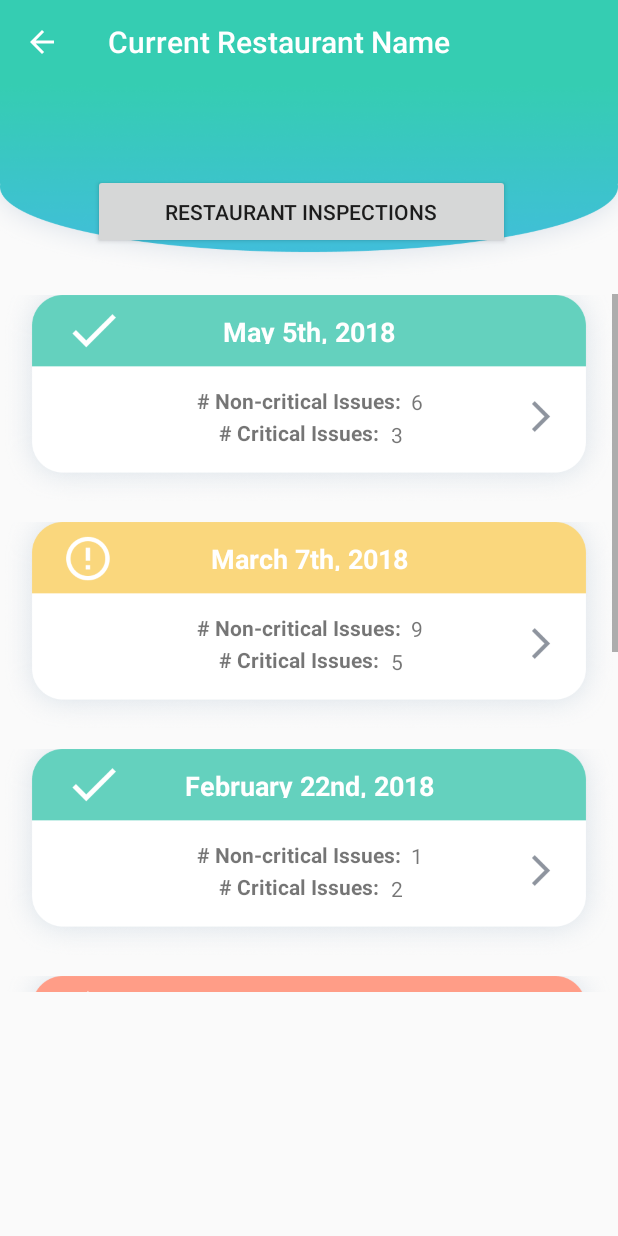
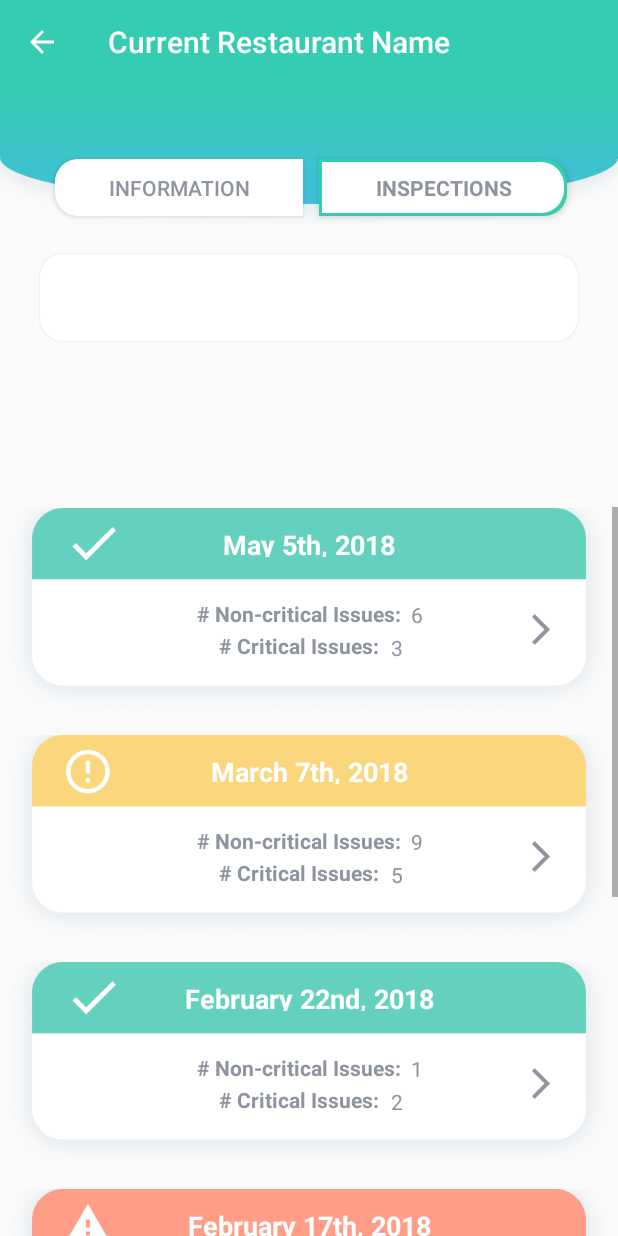
Before and after one commit to xubinw427/Restaurant-Inspection, an Android app: the InspectionActivity screen opened directly, with no data from a screen before it, on a phone screen of 412 x 824 dp. Run offline under Robolectric (Android 15) with nearby library versions, the phone set to English and light mode, and no system bars.

Commit message:
Added top Info/Inspections Nav bar to UI design

```diff
--- a/app/src/main/java/ca/cmpt276/restaurantinspection/InspectionActivity.java
+++ b/app/src/main/java/ca/cmpt276/restaurantinspection/InspectionActivity.java
@@ -58,4 +58,6 @@ public class InspectionActivity extends AppCompatActivity implements InspectionA
     }
     /** == END TEST == **/
 
+    /** =========== INTENT LAUNCHER HERE >> findViewById(R.id.inspAct ============ **/
+
 }
--- /dev/null
+++ b/app/src/main/res/drawable-v24/button_box.xml
@@ -0,0 +1,20 @@
+<?xml version="1.0" encoding="utf-8"?>
+<layer-list xmlns:android="http://schemas.android.com/apk/res/android">
+
+    <item>
+        <shape  android:shape="rectangle">
+            <solid android:color="#f0f0f0" />
+            <corners android:radius="15dp" />
+
+        </shape>
+    </item>
+    <item android:right="1dp" android:top="1dp" android:left="1dp" android:bottom="1dp">
+        <shape android:shape="rectangle">
+            <solid android:color="#ffffff"/>
+            <corners android:radius="15dp"/>
+            <!--            <item android:shadowColor="#000000"/>-->
+            <!--            <item android:shadowRadius="5"/>-->
+            <!--            <item android:shadowD="3"/>-->
+        </shape>
+    </item>
+</layer-list>
--- /dev/null
+++ b/app/src/main/res/drawable-v24/button_info_inactive.xml
@@ -0,0 +1,19 @@
+<?xml version="1.0" encoding="utf-8"?>
+<layer-list xmlns:android="http://schemas.android.com/apk/res/android">
+    <item>
+        <shape  android:shape="rectangle">
+
+            <solid android:color="@android:color/white" />
+            <corners android:topLeftRadius="15dp"
+                android:bottomLeftRadius="15dp"/>
+
+        </shape>
+    </item>
+    <item android:right="1dp" android:top="1dp" android:left="1dp" android:bottom="1dp">
+        <shape android:shape="rectangle">
+            <solid android:color="#ffffff"/>
+            <corners android:topLeftRadius="15dp"
+                android:bottomLeftRadius="15dp"/>
+        </shape>
+    </item>
+</layer-list>
--- /dev/null
+++ b/app/src/main/res/drawable-v24/button_insp_active.xml
@@ -0,0 +1,19 @@
+<?xml version="1.0" encoding="utf-8"?>
+<layer-list xmlns:android="http://schemas.android.com/apk/res/android">
+    <item>
+        <shape  android:shape="rectangle">
+
+            <solid android:color="@color/barColor" />
+            <corners android:topRightRadius="15dp"
+                android:bottomRightRadius="15dp"/>
+
+        </shape>
+    </item>
+    <item android:right="2dp" android:top="2dp" android:left="2dp" android:bottom="2dp">
+        <shape android:shape="rectangle">
+            <solid android:color="#ffffff"/>
+            <corners android:topRightRadius="15dp"
+                android:bottomRightRadius="15dp"/>
+        </shape>
+    </item>
+</layer-list>
--- a/app/src/main/res/layout/activity_inspection.xml
+++ b/app/src/main/res/layout/activity_inspection.xml
@@ -1,32 +1,73 @@
 <?xml version="1.0" encoding="utf-8"?>
-<LinearLayout xmlns:android="http://schemas.android.com/apk/res/android"
+<androidx.constraintlayout.widget.ConstraintLayout xmlns:android="http://schemas.android.com/apk/res/android"
+    xmlns:app="http://schemas.android.com/apk/res-auto"
+    xmlns:tools="http://schemas.android.com/tools"
     android:layout_width="match_parent"
     android:layout_height="match_parent"
     android:background="@drawable/background"
-    android:orientation="vertical">
-
-    <Button
-        android:id="@+id/button"
-        android:layout_width="278dp"
-        android:layout_height="50dp"
-        android:layout_marginStart="62dp"
-        android:layout_marginTop="60dp"
-        android:layout_marginEnd="71dp"
-        android:layout_marginBottom="20dp"
-        android:text="Restaurant Inspections" />
+    android:orientation="vertical"
+    android:id="@+id/linearLayout">
 
     <androidx.recyclerview.widget.RecyclerView
         android:id="@+id/rv2"
-        android:layout_width="match_parent"
-        android:layout_height="465dp"
-        android:layout_marginStart="0dp"
-        android:layout_marginTop="10dp"
-        android:layout_marginEnd="0dp"
-        android:layout_marginBottom="0dp"
+        android:layout_width="0dp"
+        android:layout_height="486dp"
         android:background="@android:color/transparent"
         android:padding="0dp"
-        android:scrollbars="vertical">
+        android:scrollbars="vertical"
+        app:layout_constraintBottom_toBottomOf="parent"
+        app:layout_constraintEnd_toEndOf="parent"
+        app:layout_constraintHorizontal_bias="0.0"
+        app:layout_constraintStart_toStartOf="parent"
+        app:layout_constraintTop_toTopOf="parent"
+        app:layout_constraintVertical_bias="1.0"
+        tools:layout_conversion_absoluteHeight="465dp"
+        tools:layout_conversion_absoluteWidth="411dp">
 
     </androidx.recyclerview.widget.RecyclerView>
 
-</LinearLayout>
+    <ImageView
+        android:id="@+id/imageView"
+        android:layout_width="360dp"
+        android:layout_height="59dp"
+        app:layout_constraintBottom_toTopOf="@+id/rv2"
+        app:layout_constraintEnd_toEndOf="parent"
+        app:layout_constraintHorizontal_bias="0.496"
+        app:layout_constraintStart_toStartOf="parent"
+        app:layout_constraintTop_toTopOf="parent"
+        app:layout_constraintVertical_bias="0.506"
+        app:srcCompat="@drawable/button_box" />
+
+    <TextView
+        android:id="@+id/inspAct"
+        android:layout_width="165dp"
+        android:layout_height="38dp"
+        android:background="@drawable/button_insp_active"
+        android:gravity="center"
+        android:text="INSPECTIONS"
+        android:textColor="@color/fontColour"
+        android:textStyle="bold"
+        android:elevation="3dp"
+        app:layout_constraintBottom_toBottomOf="parent"
+        app:layout_constraintEnd_toEndOf="parent"
+        app:layout_constraintHorizontal_bias="0.861"
+        app:layout_constraintStart_toStartOf="parent"
+        app:layout_constraintTop_toTopOf="parent"
+        app:layout_constraintVertical_bias="0.0685" />
+
+    <Button
+        android:id="@+id/infoInact"
+        android:layout_width="165dp"
+        android:layout_height="38dp"
+        android:background="@drawable/button_info_inactive"
+        android:elevation="0dp"
+        android:text="Information"
+        android:textColor="@color/fontColour"
+        app:layout_constraintBottom_toBottomOf="@+id/rv2"
+        app:layout_constraintEnd_toEndOf="parent"
+        app:layout_constraintHorizontal_bias="0.149"
+        app:layout_constraintStart_toStartOf="parent"
+        app:layout_constraintTop_toTopOf="parent"
+        app:layout_constraintVertical_bias="0.0685" />
+
+</androidx.constraintlayout.widget.ConstraintLayout>
--- a/app/src/main/res/layout/inspection_layout.xml
+++ b/app/src/main/res/layout/inspection_layout.xml
@@ -50,7 +50,8 @@
             android:singleLine="false"
             android:text="# Non-critical Issues: \n# Critical Issues: "
             android:textSize="14sp"
-            android:textStyle="bold" />
+            android:textStyle="bold"
+            android:textColor="@color/fontColour"/>
 
         <TextView
             android:id="@+id/numNonCritIssues"
@@ -65,7 +66,8 @@
             android:layout_marginEnd="78dp"
             android:layout_marginBottom="70dp"
             android:text="8"
-            android:textSize="14sp" />
+            android:textSize="14sp"
+            android:textColor="@color/fontColour"/>
 
         <TextView
             android:id="@+id/numCritIssues"
@@ -80,7 +82,8 @@
             android:layout_marginEnd="89dp"
             android:layout_marginBottom="49dp"
             android:text="8"
-            android:textSize="14sp" />
+            android:textSize="14sp"
+            android:textColor="@color/fontColour"/>
 
         <TextView
             android:id="@+id/inspDateField"
@@ -96,7 +99,7 @@
             android:layout_marginBottom="117dp"
             android:gravity="center"
             android:text="Date HERE"
-            android:textColor="#FFFFFF"
+            android:textColor="@android:color/white"
             android:textSize="18sp"
             android:textStyle="bold" />
 
--- a/app/src/main/res/values/colors.xml
+++ b/app/src/main/res/values/colors.xml
@@ -2,5 +2,8 @@
 <resources>
     <color name="colorPrimary">#008577</color>
     <color name="colorPrimaryDark">#00574B</color>
+    <color name="colorAccent">#D81B60</color>
     <color name="barColor">#35CDB2</color>
+    <color name="fontColour">#8E949E</color>
+    <color name="bgColour">#FAFAFA</color>
 </resources>
```
Also changed, not shown: app/src/main/java/ca/cmpt276/restaurantinspection/Adapters/RestaurantAdapter.java (added, +106 -0 lines), app/src/main/java/ca/cmpt276/restaurantinspection/MainActivity.java (+9 -0 lines), app/src/main/java/ca/cmpt276/restaurantinspection/Model/TestRestaurant.java (added, +33 -0 lines), app/src/main/java/ca/cmpt276/restaurantinspection/TESTActivity.java (added, +14 -0 lines), app/src/main/res/drawable-v24/box_info.xml (added, +17 -0 lines), app/src/main/res/drawable-v24/button_insp_inactive.xml (added, +19 -0 lines), app/src/main/res/layout/activity_test.xml (added, +9 -0 lines), app/src/main/res/layout/restaurant_layout.xml (added, +118 -0 lines), app/src/main/res/drawable-v24/background.png.
